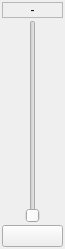
The window that branches/qt4/main/src/vcdockslider.ui (Bondzio/qlc) describes before a commit, drawn with Qt 5.
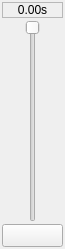
The same window after the commit.

Diff of the .ui file:
```diff
--- a/branches/qt4/main/src/vcdockslider.ui
+++ b/branches/qt4/main/src/vcdockslider.ui
@@ -1,6 +1,6 @@
 <ui version="4.0" >
  <class>VCDockSlider</class>
- <widget class="QWidget" name="VCDockSlider" >
+ <widget class="QFrame" name="VCDockSlider" >
   <property name="geometry" >
    <rect>
     <x>0</x>
@@ -34,7 +34,7 @@
       <enum>QFrame::Sunken</enum>
      </property>
      <property name="text" >
-      <string>-</string>
+      <string>0.00s</string>
      </property>
      <property name="alignment" >
       <set>Qt::AlignCenter</set>
@@ -43,22 +43,6 @@
    </item>
    <item>
     <layout class="QHBoxLayout" >
-     <item>
-      <spacer>
-       <property name="orientation" >
-        <enum>Qt::Horizontal</enum>
-       </property>
-       <property name="sizeType" >
-        <enum>QSizePolicy::MinimumExpanding</enum>
-       </property>
-       <property name="sizeHint" stdset="0" >
-        <size>
-         <width>16</width>
-         <height>20</height>
-        </size>
-       </property>
-      </spacer>
-     </item>
      <item>
       <widget class="QSlider" name="m_slider" >
        <property name="sizePolicy" >
@@ -73,28 +57,24 @@
        <property name="orientation" >
         <enum>Qt::Vertical</enum>
        </property>
+       <property name="invertedAppearance" >
+        <bool>true</bool>
+       </property>
+       <property name="invertedControls" >
+        <bool>true</bool>
+       </property>
       </widget>
      </item>
-     <item>
-      <spacer>
-       <property name="orientation" >
-        <enum>Qt::Horizontal</enum>
-       </property>
-       <property name="sizeType" >
-        <enum>QSizePolicy::MinimumExpanding</enum>
-       </property>
-       <property name="sizeHint" stdset="0" >
-        <size>
-         <width>16</width>
-         <height>20</height>
-        </size>
-       </property>
-      </spacer>
-     </item>
     </layout>
    </item>
    <item>
-    <widget class="QPushButton" name="m_tapButton" >
+    <widget class="QToolButton" name="m_tapButton" >
+     <property name="sizePolicy" >
+      <sizepolicy vsizetype="Preferred" hsizetype="Preferred" >
+       <horstretch>0</horstretch>
+       <verstretch>0</verstretch>
+      </sizepolicy>
+     </property>
      <property name="text" >
       <string/>
      </property>
```
